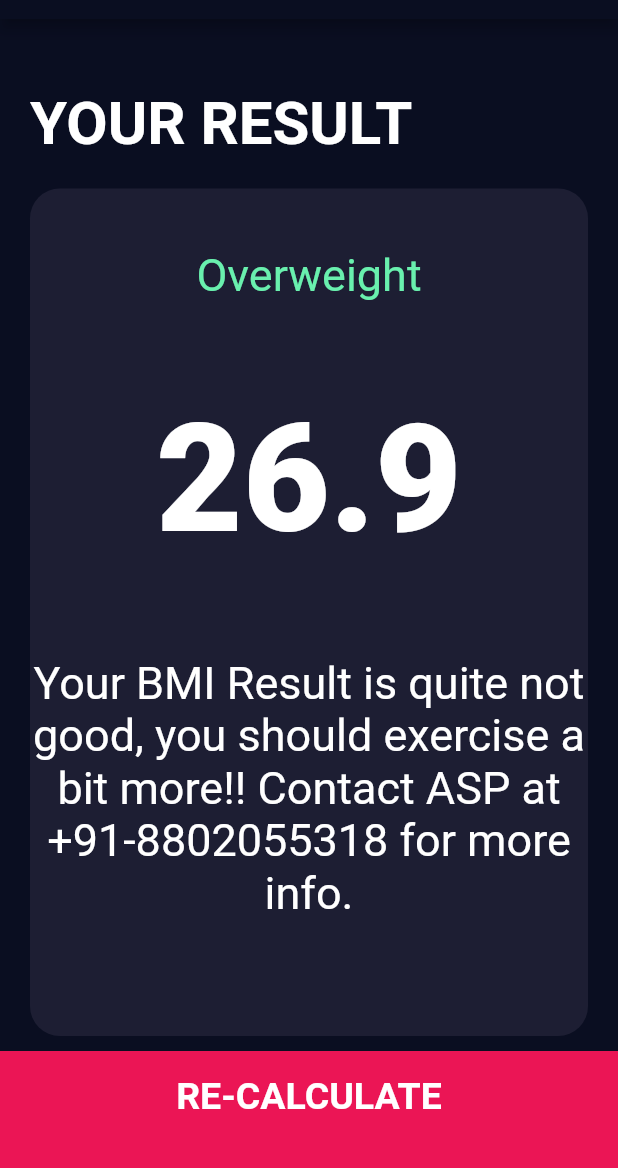
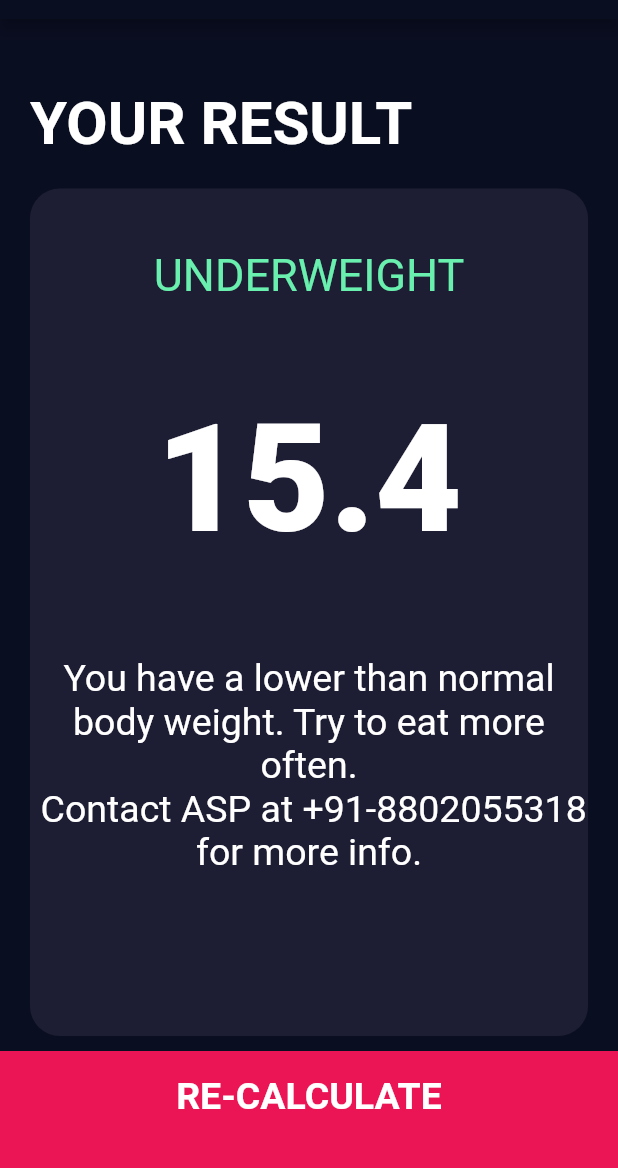
Before and after one commit to anshulkataria4/anshulkataria4-gmail.com, a Flutter app: the screen it shows after launch, after a tap on "CALCULATE", on a phone screen of 412 x 824 dp, the part 65-1233 px from its top. Run offline on Flutter 3.47's test engine with Material 2 defaults, Android fonts, the phone set to English and light mode, and no system bars; our stand-ins replace font_awesome_flutter.

Commit message:
the final app with the functionality

```diff
--- /dev/null
+++ b/lib/calculator_brain.dart
@@ -0,0 +1,38 @@
+import 'dart:math';
+
+class CalculatorBrain {
+  CalculatorBrain({this.height, this.weight});
+
+  final int height;
+  final int weight;
+
+  double _bmi;
+
+  String calculateBMI() {
+    _bmi = weight / pow(height / 100, 2);
+    return _bmi.toStringAsFixed(1);
+  }
+
+  String getResult() {
+    if (_bmi >= 25) {
+      return 'Overweight';
+    } else if (_bmi > 18.5) {
+      return 'Normal';
+    } else {
+      return 'Underweight';
+    }
+  }
+
+  String getInterpretation() {
+    String end = '\n Contact ASP at +91-8802055318 for more info.';
+    if (_bmi >= 25) {
+      return 'You have higher than normal body weight. Try to exercise more.' +
+          end;
+    } else if (_bmi > 18.5) {
+      return 'You have a normal body weight. Good Job!' + end;
+    } else {
+      return 'You have a lower than normal body weight. Try to eat more often.' +
+          end;
+    }
+  }
+}
--- a/lib/screens/input_page.dart
+++ b/lib/screens/input_page.dart
@@ -6,6 +6,7 @@ import '../components/bottom_button.dart';
 import '../components/icon_tile.dart';
 import '../constants.dart';
 import '../components/round_icon_button.dart';
+import 'package:bmi_calculator/calculator_brain.dart';
 
 class InputPage extends StatefulWidget {
   @override
@@ -228,8 +229,14 @@ class _InputPageState extends State<InputPage> {
           ),
           BottomButton(
             onTap: () {
+              CalculatorBrain calc =
+                  CalculatorBrain(height: height, weight: weight);
               Navigator.push(context, MaterialPageRoute(builder: (context) {
-                return Result();
+                return Result(
+                  bmiResult: calc.calculateBMI(),
+                  resultText: calc.getResult(),
+                  advice: calc.getInterpretation(),
+                );
               }));
             },
             buttonTitle: 'CALCULATE',
--- a/lib/screens/results_page.dart
+++ b/lib/screens/results_page.dart
@@ -3,6 +3,13 @@ import 'package:bmi_calculator/constants.dart';
 import 'package:flutter/material.dart';
 
 class Result extends StatelessWidget {
+
+  Result({@required this.bmiResult, @required this.resultText, @required this.advice});
+
+  final String bmiResult;
+  final String resultText;
+  final String advice;
+
   @override
   Widget build(BuildContext context) {
     return Scaffold(
@@ -37,23 +44,23 @@ class Result extends StatelessWidget {
               child: Column(
                 children: <Widget>[
                   Text(
-                    'Overweight',
+                    resultText.toUpperCase(),
                     style: kResultTextStyle.copyWith(fontSize: 30),
                   ),
                   SizedBox(
                     height: 60,
                   ),
                   Text(
-                    '26.9',
+                    bmiResult,
                     style: kHeightStyle.copyWith(fontSize: 100),
                   ),
                   SizedBox(
                     height: 60,
                   ),
                   Text(
-                    'Your BMI Result is quite not good, you should exercise a bit more!! Contact ASP at +91-8802055318 for more info.',
+                    advice,
                     style: kLabelTextStyle.copyWith(
-                        color: Colors.white, fontSize: 30),
+                        color: Colors.white, fontSize: 25),
                     textAlign: TextAlign.center,
                   )
                 ],
```
